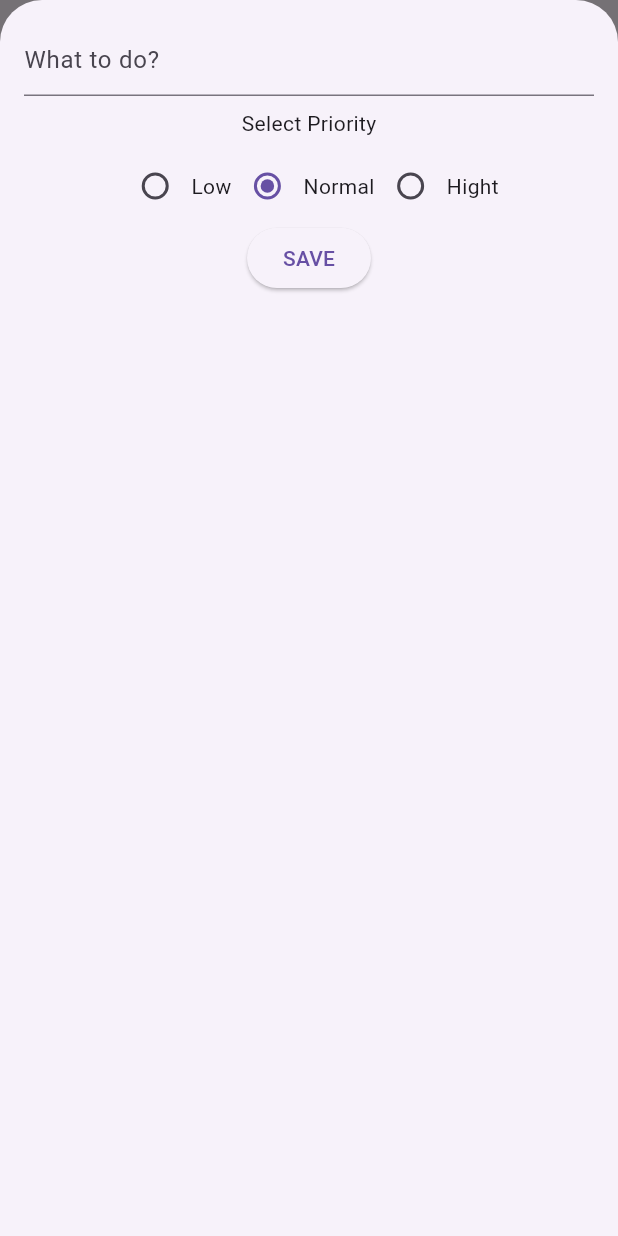
After one commit to tuan-708/Flutter_Practice, a Flutter app: the TodoPage screen opened directly, after a tap on the "add" icon, on a phone screen of 412 x 824 dp. The commit adds this screen. Run offline on Flutter 3.47's test engine with Material 3 defaults, Android fonts, the phone set to English and light mode, and no system bars.

Commit message:
<Tuan> Todo App

```diff
--- a/lib/menu_page.dart
+++ b/lib/menu_page.dart
@@ -1,6 +1,7 @@
 import 'package:flutter/material.dart';
 import 'package:flutter_application_2/home_page.dart';
 import 'package:flutter_application_2/input_widget.dart';
+import 'package:flutter_application_2/todo_page.dart';
 
 class MenuPage extends StatelessWidget {
   const MenuPage({super.key});
@@ -21,6 +22,10 @@ class MenuPage extends StatelessWidget {
               onPressed: (){Navigator.push(context,
               MaterialPageRoute(builder: (context) => InputWidgetPage()));},
               child: Text('Go InputWidget')),
+            ElevatedButton(
+              onPressed: (){Navigator.push(context,
+              MaterialPageRoute(builder: (context) => TodoPage()));},
+              child: Text('Go Todos Page')),
           ],
         ),
       ),
--- /dev/null
+++ b/lib/todo_page.dart
@@ -0,0 +1,174 @@
+import 'package:flutter/material.dart';
+import 'package:flutter/scheduler.dart';
+
+class TodoPage extends StatefulWidget {
+  const TodoPage({super.key});
+
+  @override
+  State<TodoPage> createState() => _TodoPageState();
+}
+
+class _TodoPageState extends State<TodoPage> {
+  final _controller = TextEditingController();
+  TodoPriority priority = TodoPriority.Normal;
+
+  @override
+  Widget build(BuildContext context) {
+    return Scaffold(
+      floatingActionButtonLocation: FloatingActionButtonLocation.centerFloat,
+      floatingActionButton: FloatingActionButton(
+        onPressed: () {
+          addTodo();
+        },
+        child: Icon(Icons.add),
+      ),
+      appBar: AppBar(title: Text('Todo App')),
+      body: MyTodo.todos.isEmpty
+          ? Center(
+              child: Text('No Data!'),
+            )
+          : ListView.builder(
+              itemCount: MyTodo.todos.length,
+              itemBuilder: (context, index) {
+                final todo = MyTodo.todos[index];
+                return TodoItem(
+                    todo: todo,
+                    onChanged: (value) {
+                      setState(() {
+                        MyTodo.todos[index].completed = value;
+                      });
+                    });
+              },
+            ),
+    );
+  }
+
+  void addTodo() {
+    showModalBottomSheet(
+        context: context,
+        isScrollControlled: true,
+        builder: (context) => StatefulBuilder(
+              builder: (context, setBuilderState) => Padding(
+                padding: const EdgeInsets.all(16.0),
+                child: Column(
+                  children: [
+                    TextField(
+                      controller: _controller,
+                      decoration: InputDecoration(hintText: 'What to do?'),
+                    ),
+                    Padding(
+                      padding: const EdgeInsets.all(8.0),
+                      child: Text('Select Priority'),
+                    ),
+                    Row(
+                      mainAxisAlignment: MainAxisAlignment.center,
+                      children: [
+                        Radio<TodoPriority>(
+                          value: TodoPriority.Low,
+                          groupValue: priority,
+                          onChanged: (value) {
+                            setBuilderState(() {
+                              priority = value!;
+                            });
+                          },
+                        ),
+                        Text(TodoPriority.Low.name),
+                        Radio<TodoPriority>(
+                          value: TodoPriority.Normal,
+                          groupValue: priority,
+                          onChanged: (value) {
+                            setBuilderState(() {
+                              priority = value!;
+                            });
+                          },
+                        ),
+                        Text(TodoPriority.Normal.name),
+                        Radio<TodoPriority>(
+                          value: TodoPriority.Hight,
+                          groupValue: priority,
+                          onChanged: (value) {
+                            setBuilderState(() {
+                              priority = value!;
+                            });
+                          },
+                        ),
+                        Text(TodoPriority.Hight.name)
+                      ],
+                    ),
+                    ElevatedButton(onPressed: _save, child: Text('SAVE'))
+                  ],
+                ),
+              ),
+            ));
+  }
+
+  void _save() {
+    if (_controller.text.isEmpty) {
+      showMsg(context, 'Input field must not be empty');
+      return;
+    }
+
+    final todo = MyTodo(
+      id: DateTime.now().millisecondsSinceEpoch,
+      name:_controller.text,
+      priority: priority);
+
+      MyTodo.todos.add(todo);
+      _controller.clear();
+      setState(() {
+
+      });
+      Navigator.pop(context);
+  }
+
+  void showMsg(BuildContext context, String s) {
+    showDialog(
+      context: context,
+      builder: (context) => AlertDialog(
+        title: Text('Caution!'),
+        content: Text(s),
+        actions: [
+          TextButton(
+              onPressed: () => Navigator.pop(context),
+              child: Text('CLOSE'))
+        ],
+      ),
+    );
+  }
+}
+
+class TodoItem extends StatelessWidget {
+  final MyTodo todo;
+  final Function(bool) onChanged;
+
+  const TodoItem({super.key, required this.todo, required this.onChanged});
+
+  @override
+  Widget build(BuildContext context) {
+    return CheckboxListTile(
+      title: Text(todo.name),
+      subtitle: Text('Prioriry: ${todo.priority.name}'),
+      value: todo.completed,
+      onChanged: (value) {
+        onChanged(value!);
+      },
+    );
+  }
+}
+
+class MyTodo {
+  int id;
+  String name;
+  bool completed;
+  TodoPriority priority;
+
+  MyTodo(
+      {required this.id,
+      required this.name,
+      this.completed = false,
+      required this.priority});
+
+  static List<MyTodo> todos = [];
+}
+
+enum TodoPriority { Low, Normal, Hight }
```
